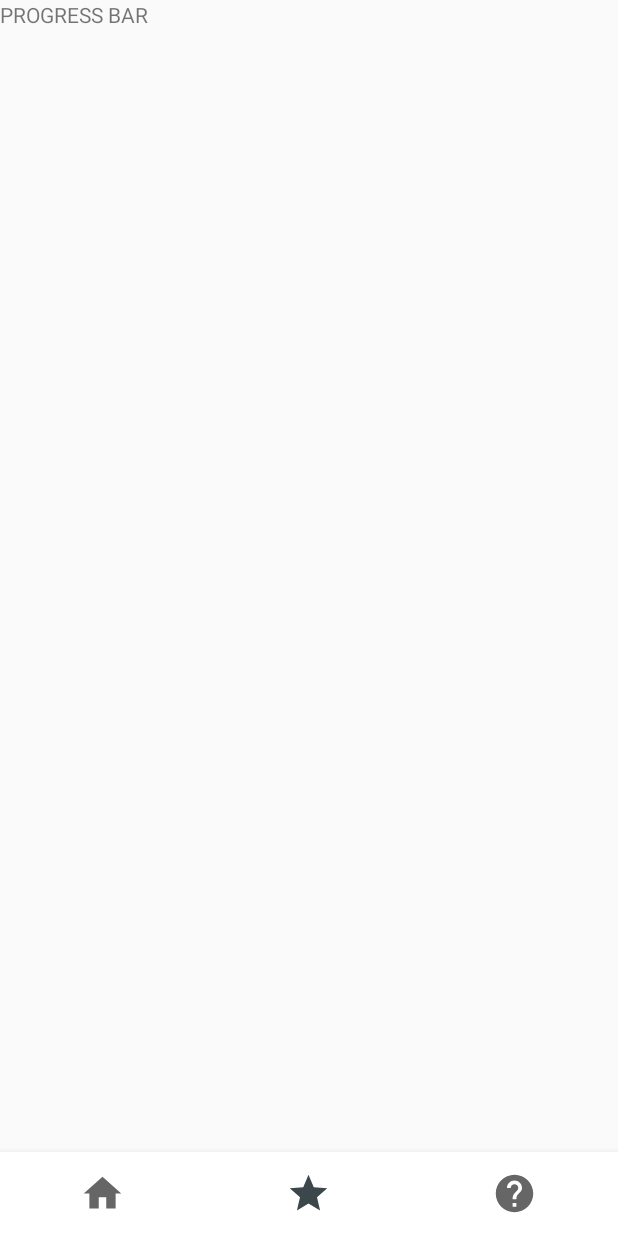
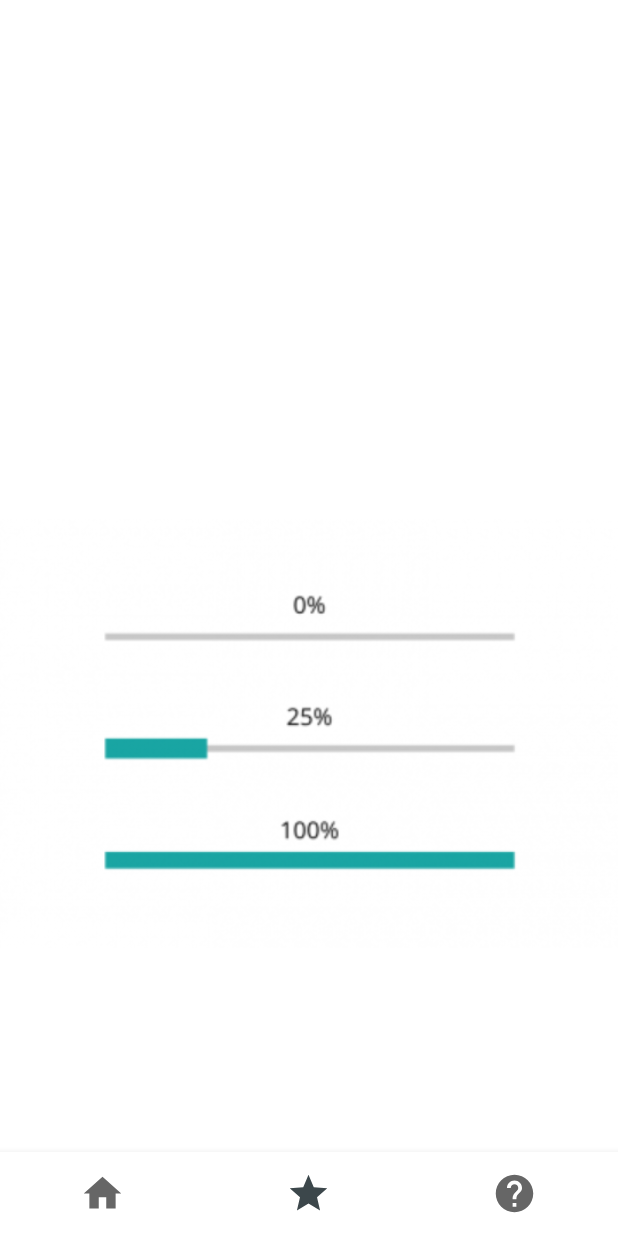
Before and after one commit to SharonCheung-z5162825/GamifiedLearning, an Android app: the ProgressBar screen opened directly, with no data from a screen before it, on a phone screen of 412 x 824 dp. Run offline under Robolectric (Android 15) with nearby library versions, the phone set to English and light mode, and no system bars.

Commit message:
progress bar

```diff
--- a/app/src/main/res/layout/activity_progress_bar.xml
+++ b/app/src/main/res/layout/activity_progress_bar.xml
@@ -4,25 +4,24 @@
     xmlns:tools="http://schemas.android.com/tools"
     android:layout_width="match_parent"
     android:layout_height="match_parent"
+    android:background="#FFFFFF"
     tools:context=".screens.ProgressBar">
-
-    <TextView
-        android:layout_width="wrap_content"
-        android:layout_height="wrap_content"
-        android:text="PROGRESS BAR"
-        app:layout_constraintBottom_toBottomOf="parent"
-        app:layout_constraintEnd_toEndOf="parent"
-        app:layout_constraintStart_toStartOf="parent"
-        app:layout_constraintTop_toTopOf="parent" />
 
     <com.google.android.material.bottomnavigation.BottomNavigationView
         android:id="@+id/bottom_navibar"
         android:layout_width="match_parent"
         android:layout_height="wrap_content"
+        android:layout_alignParentBottom="true"
         android:background="#FFFFFF"
         app:itemIconSize="30dp"
         app:labelVisibilityMode="unlabeled"
+        app:menu="@menu/navigation_menu"></com.google.android.material.bottomnavigation.BottomNavigationView>
+
+    <ImageView
+        android:id="@+id/iv_progressbar"
+        android:layout_width="match_parent"
+        android:layout_height="311dp"
         android:layout_alignParentBottom="true"
-        app:menu="@menu/navigation_menu">
-    </com.google.android.material.bottomnavigation.BottomNavigationView>
+        android:layout_marginBottom="179dp"
+        app:srcCompat="@drawable/progressbar" />
 </com.google.android.material.circularreveal.CircularRevealRelativeLayout>
```
Also changed, not shown: app/src/main/res/drawable-v24/progressbar.png (added).
